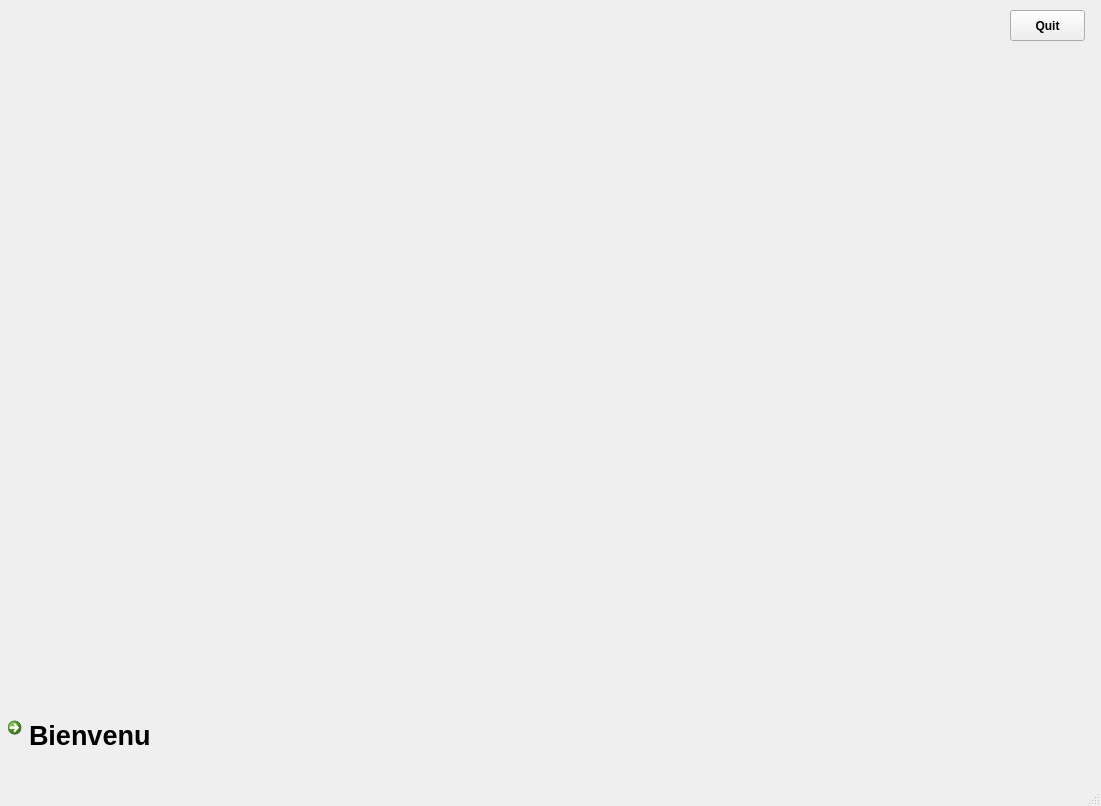
Before: the Qt Designer form application_version_beta/mainwindow.ui in AzizBenIsmail/Projet_Parental_Monitoring_System_Qt, drawn with Qt 5.
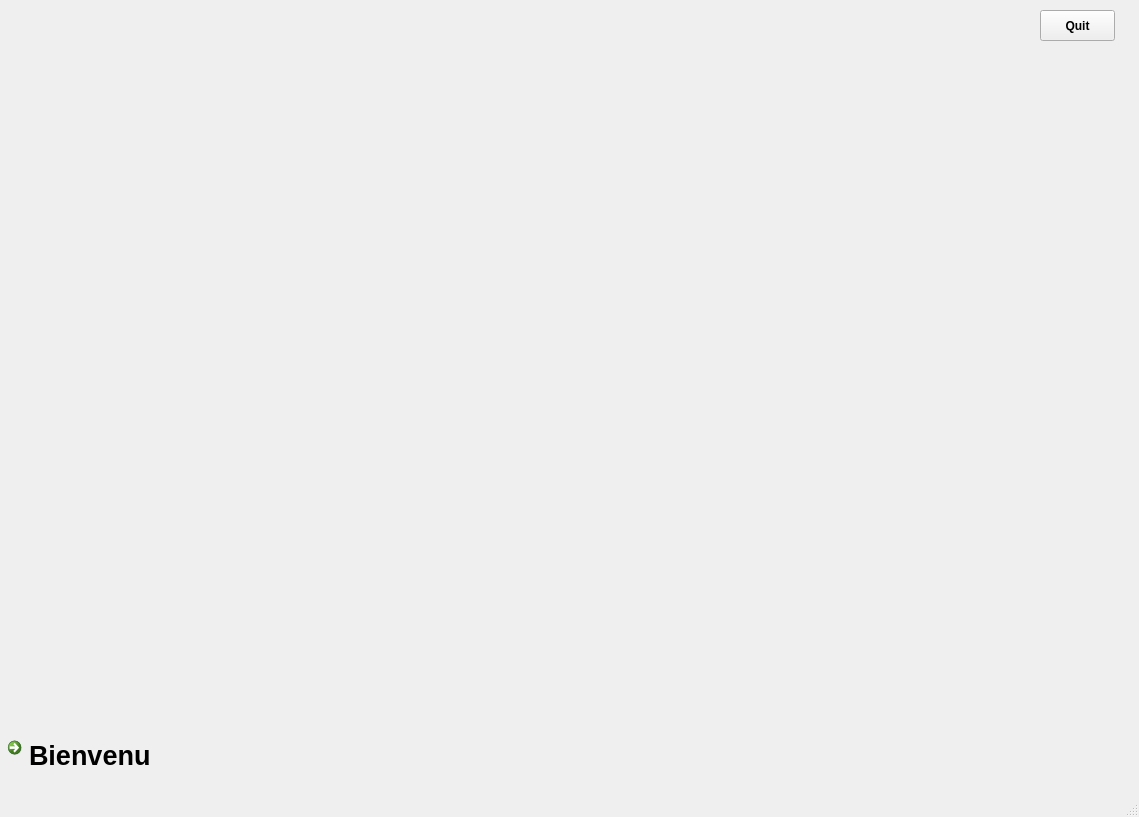
After: the same form once the commit is applied. Icons and pictures are not drawn.

The edit to the form file:
```diff
--- a/application_version_beta/mainwindow.ui
+++ b/application_version_beta/mainwindow.ui
@@ -6,8 +6,8 @@
    <rect>
     <x>0</x>
     <y>0</y>
-    <width>1101</width>
-    <height>806</height>
+    <width>1139</width>
+    <height>817</height>
    </rect>
   </property>
   <property name="windowTitle">
@@ -40,7 +40,7 @@
     <property name="geometry">
      <rect>
       <x>0</x>
-      <y>710</y>
+      <y>730</y>
       <width>211</width>
       <height>51</height>
      </rect>
@@ -70,7 +70,7 @@
    <widget class="QPushButton" name="pushButton">
     <property name="geometry">
      <rect>
-      <x>1010</x>
+      <x>1040</x>
       <y>10</y>
       <width>75</width>
       <height>31</height>
```
Left out of the diff: 5 changed lines with no effect on the pictures.
